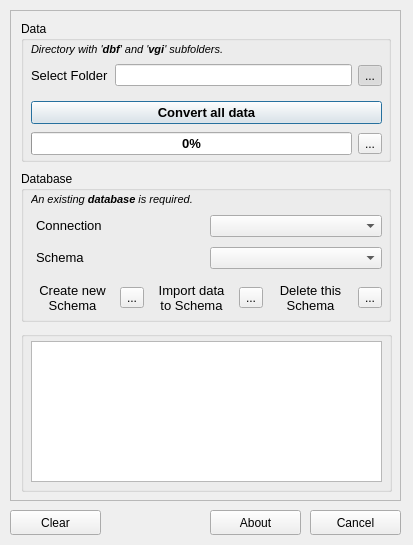
Old version of the form skkn_tool/skkn_tool_dialog.ui in the repository lfurtkevicova/kn-stuff.
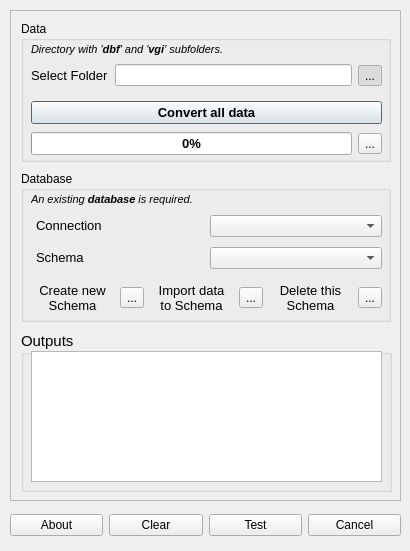
New version of the form. Icons and pictures are not drawn.

Commit message: Changes related to test button

What changed in the file:
```diff
--- a/skkn_tool/skkn_tool_dialog.ui
+++ b/skkn_tool/skkn_tool_dialog.ui
@@ -6,8 +6,8 @@
    <rect>
     <x>0</x>
     <y>0</y>
-    <width>413</width>
-    <height>545</height>
+    <width>410</width>
+    <height>551</height>
    </rect>
   </property>
   <property name="sizePolicy">
@@ -34,6 +34,12 @@
      <verstretch>0</verstretch>
     </sizepolicy>
    </property>
+   <property name="frameShape">
+    <enum>QFrame::StyledPanel</enum>
+   </property>
+   <property name="frameShadow">
+    <enum>QFrame::Plain</enum>
+   </property>
    <property name="widgetResizable">
     <bool>true</bool>
    </property>
@@ -401,14 +407,24 @@
        <height>161</height>
       </rect>
      </property>
+     <property name="font">
+      <font>
+       <pointsize>11</pointsize>
+       <weight>50</weight>
+       <bold>false</bold>
+      </font>
+     </property>
      <property name="contextMenuPolicy">
       <enum>Qt::DefaultContextMenu</enum>
      </property>
      <property name="autoFillBackground">
-      <bool>true</bool>
+      <bool>false</bool>
      </property>
      <property name="title">
-      <string/>
+      <string>Outputs</string>
+     </property>
+     <property name="alignment">
+      <set>Qt::AlignLeading|Qt::AlignLeft|Qt::AlignTop</set>
      </property>
      <property name="flat">
       <bool>false</bool>
@@ -417,9 +433,9 @@
       <property name="geometry">
        <rect>
         <x>10</x>
-        <y>10</y>
+        <y>20</y>
         <width>351</width>
-        <height>141</height>
+        <height>131</height>
        </rect>
       </property>
       <property name="font">
@@ -436,15 +452,18 @@
     </widget>
    </widget>
   </widget>
+  <widget class="QWidget" name="horizontalLayoutWidget_3">
+   <property name="geometry">
+    <rect>
+     <x>10</x>
+     <y>510</y>
+     <width>391</width>
+     <height>31</height>
+    </rect>
+   </property>
+   <layout class="QHBoxLayout" name="horizontalLayout_3">
+    <item>
   <widget class="QPushButton" name="buttonAbout">
-   <property name="geometry">
-    <rect>
-     <x>210</x>
-     <y>510</y>
-     <width>91</width>
-     <height>25</height>
-    </rect>
-   </property>
    <property name="font">
     <font>
      <pointsize>9</pointsize>
@@ -463,37 +482,9 @@
      <normaloff>:/plugins/skkn_tool/icons/about.png</normaloff>:/plugins/skkn_tool/icons/about.png</iconset>
    </property>
   </widget>
-  <widget class="QPushButton" name="buttonCancel">
-   <property name="geometry">
-    <rect>
-     <x>310</x>
-     <y>510</y>
-     <width>91</width>
-     <height>25</height>
-    </rect>
-   </property>
-   <property name="font">
-    <font>
-     <pointsize>9</pointsize>
-    </font>
-   </property>
-   <property name="text">
-    <string>Cancel</string>
-   </property>
-   <property name="icon">
-    <iconset>
-     <normaloff>:/plugins/skkn_tool/icons/delete.png</normaloff>:/plugins/skkn_tool/icons/delete.png</iconset>
-   </property>
-  </widget>
+    </item>
+    <item>
   <widget class="QPushButton" name="buttonClear">
-   <property name="geometry">
-    <rect>
-     <x>10</x>
-     <y>510</y>
-     <width>91</width>
-     <height>25</height>
-    </rect>
-   </property>
    <property name="font">
     <font>
      <pointsize>9</pointsize>
@@ -506,6 +497,41 @@
     <iconset>
      <normaloff>:/plugins/skkn_tool/icons/clear.png</normaloff>:/plugins/skkn_tool/icons/clear.png</iconset>
    </property>
+     </widget>
+    </item>
+    <item>
+     <widget class="QPushButton" name="buttonTest">
+      <property name="font">
+       <font>
+        <pointsize>9</pointsize>
+       </font>
+      </property>
+      <property name="text">
+       <string>Test</string>
+      </property>
+      <property name="icon">
+       <iconset>
+        <normaloff>:/plugins/skkn_tool/icons/check.png</normaloff>:/plugins/skkn_tool/icons/check.png</iconset>
+      </property>
+     </widget>
+    </item>
+    <item>
+     <widget class="QPushButton" name="buttonCancel">
+      <property name="font">
+       <font>
+        <pointsize>9</pointsize>
+       </font>
+      </property>
+      <property name="text">
+       <string>Cancel</string>
+      </property>
+      <property name="icon">
+       <iconset>
+        <normaloff>:/plugins/skkn_tool/icons/delete.png</normaloff>:/plugins/skkn_tool/icons/delete.png</iconset>
+      </property>
+     </widget>
+    </item>
+   </layout>
   </widget>
  </widget>
  <resources/>
```
Left out of the diff: 10 changed lines with no effect on the pictures. Lines whose indentation alone changed are shown as unchanged. The commit also changes 3 other files.
